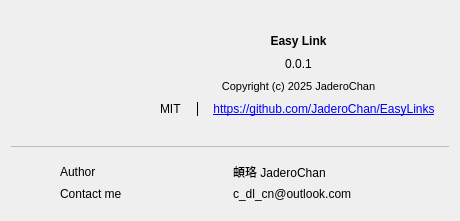
First picture: the form in src/app/about_dialog.ui, repository JaderoChan/EasyLinks, before the edit.
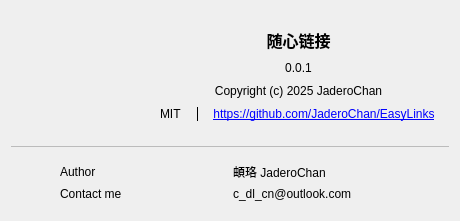
Second picture: the form after the edit. Icons and pictures are not drawn.

```diff
--- a/src/app/about_dialog.ui
+++ b/src/app/about_dialog.ui
@@ -141,6 +141,7 @@
               </property>
               <property name="font">
                <font>
+                <pointsize>12</pointsize>
                 <bold>true</bold>
                 <stylestrategy>PreferAntialias</stylestrategy>
                </font>
@@ -149,7 +150,7 @@
                <enum>Qt::ClickFocus</enum>
               </property>
               <property name="text">
-               <string>Easy Link</string>
+               <string>随心链接</string>
               </property>
               <property name="alignment">
                <set>Qt::AlignCenter</set>
@@ -209,7 +210,6 @@
              <widget class="QLabel" name="copyrightLbl">
               <property name="font">
                <font>
-                <pointsize>8</pointsize>
                 <stylestrategy>PreferAntialias</stylestrategy>
                </font>
               </property>
```
